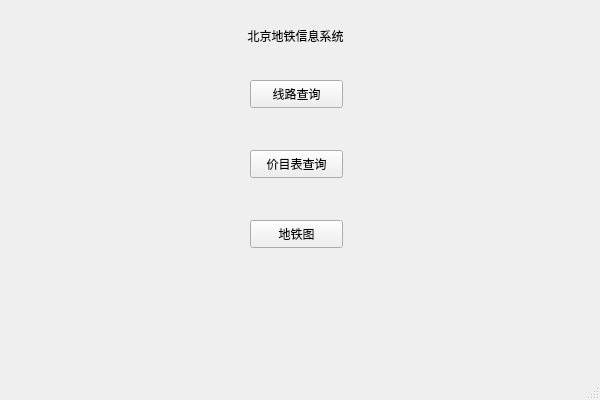
This is mainwindow.ui in LightningFootball/BeijingSubwayInfoSystemApplication_Qt as Qt 5 draws it before an edit. The edited form follows.
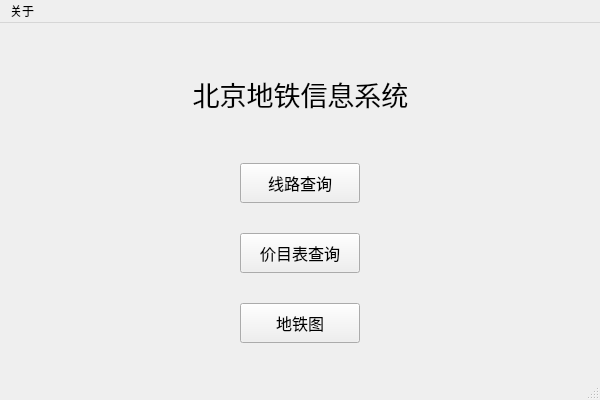
This is the edited form. Icons and pictures are not drawn.

```diff
--- a/mainwindow.ui
+++ b/mainwindow.ui
@@ -10,6 +10,18 @@
     <height>400</height>
    </rect>
   </property>
+  <property name="minimumSize">
+   <size>
+    <width>600</width>
+    <height>400</height>
+   </size>
+  </property>
+  <property name="maximumSize">
+   <size>
+    <width>600</width>
+    <height>400</height>
+   </size>
+  </property>
   <property name="windowTitle">
    <string>MainWindow</string>
   </property>
@@ -21,12 +33,18 @@
    <widget class="QLabel" name="appName">
     <property name="geometry">
      <rect>
-      <x>200</x>
-      <y>20</y>
-      <width>191</width>
-      <height>31</height>
+      <x>160</x>
+      <y>50</y>
+      <width>281</width>
+      <height>41</height>
      </rect>
     </property>
+    <property name="font">
+     <font>
+      <family>等线</family>
+      <pointsize>20</pointsize>
+     </font>
+    </property>
     <property name="text">
      <string>北京地铁信息系统</string>
     </property>
@@ -37,12 +55,18 @@
    <widget class="QPushButton" name="pathSearchButton">
     <property name="geometry">
      <rect>
-      <x>250</x>
-      <y>80</y>
-      <width>93</width>
-      <height>28</height>
+      <x>240</x>
+      <y>140</y>
+      <width>120</width>
+      <height>40</height>
      </rect>
     </property>
+    <property name="font">
+     <font>
+      <family>等线</family>
+      <pointsize>12</pointsize>
+     </font>
+    </property>
     <property name="text">
      <string>线路查询</string>
     </property>
@@ -50,12 +74,18 @@
    <widget class="QPushButton" name="fareSearchButto">
     <property name="geometry">
      <rect>
-      <x>250</x>
-      <y>150</y>
-      <width>93</width>
-      <height>28</height>
+      <x>240</x>
+      <y>210</y>
+      <width>120</width>
+      <height>40</height>
      </rect>
     </property>
+    <property name="font">
+     <font>
+      <family>等线</family>
+      <pointsize>12</pointsize>
+     </font>
+    </property>
     <property name="text">
      <string>价目表查询</string>
     </property>
@@ -63,12 +93,18 @@
    <widget class="QPushButton" name="mapSearchButton">
     <property name="geometry">
      <rect>
-      <x>250</x>
-      <y>220</y>
-      <width>93</width>
-      <height>28</height>
+      <x>240</x>
+      <y>280</y>
+      <width>120</width>
+      <height>40</height>
      </rect>
     </property>
+    <property name="font">
+     <font>
+      <family>等线</family>
+      <pointsize>12</pointsize>
+     </font>
+    </property>
     <property name="text">
      <string>地铁图</string>
     </property>
@@ -83,6 +119,13 @@
      <height>26</height>
     </rect>
    </property>
+   <widget class="QMenu" name="menu">
+    <property name="title">
+     <string>关于</string>
+    </property>
+    <addaction name="actionAbout"/>
+   </widget>
+   <addaction name="menu"/>
   </widget>
   <widget class="QStatusBar" name="statusbar"/>
  </widget>
```
Left out of the diff: 7 changed lines with no effect on the pictures.
